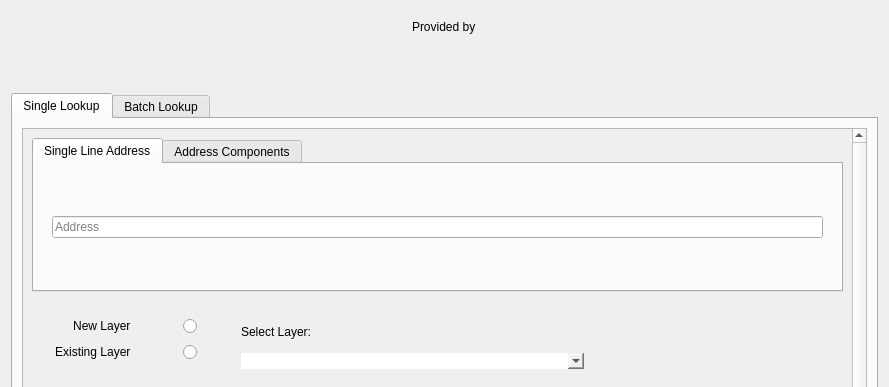
This is smarty/smarty_dialog_base.ui in smarty/qgis-plugin as Qt 5 draws it before an edit; both pictures show x 0 to 889 and y 0 to 387 of the 889 by 960 pixel window. The edited form follows.
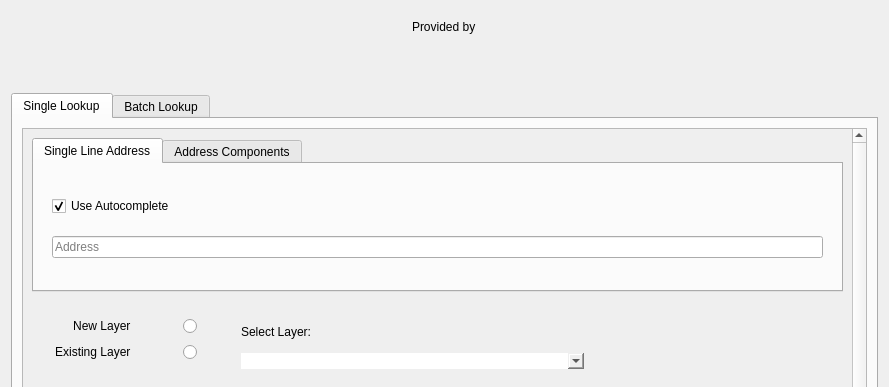
This is the edited form. Icons and pictures are not drawn. Custom widgets are drawn as their Qt base class.

Commit message: Added option to disable autocomplete for single lookup.

The edit to the form file:
```diff
--- a/smarty/smarty_dialog_base.ui
+++ b/smarty/smarty_dialog_base.ui
@@ -223,6 +223,19 @@
                   <enum>QFrame::Plain</enum>
                  </property>
                  <layout class="QVBoxLayout" name="verticalLayout_34">
+                  <item>
+                   <widget class="QCheckBox" name="use_autocomplete">
+                    <property name="enabled">
+                     <bool>true</bool>
+                    </property>
+                    <property name="text">
+                     <string>Use Autocomplete</string>
+                    </property>
+                    <property name="checked">
+                     <bool>true</bool>
+                    </property>
+                   </widget>
+                  </item>
                   <item>
                    <widget class="QLineEdit" name="single_address_lookup">
                     <property name="styleSheet">
```
Left out of the diff: 16 changed lines with no effect on the pictures. The commit also changes 5 other files.
